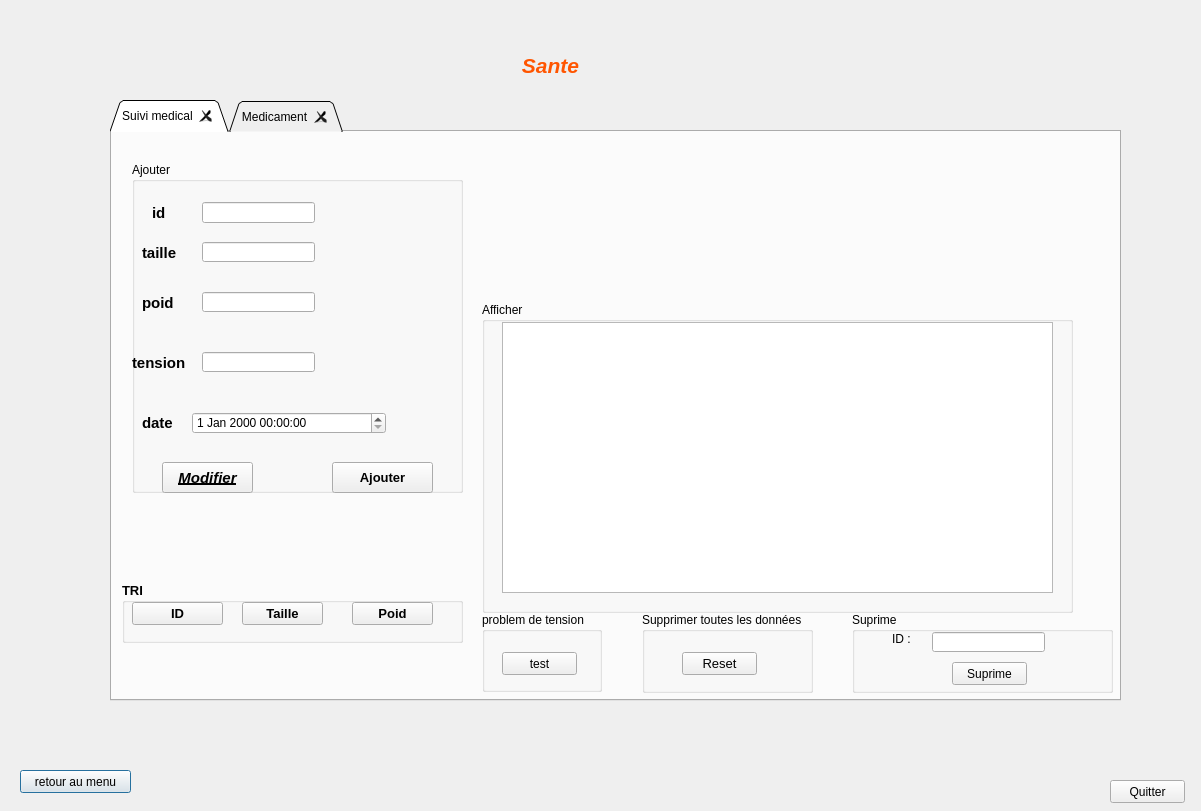
Old version of the form application_version_beta/sante.ui in the repository AzizBenIsmail/Projet_Parental_Monitoring_System_Qt.
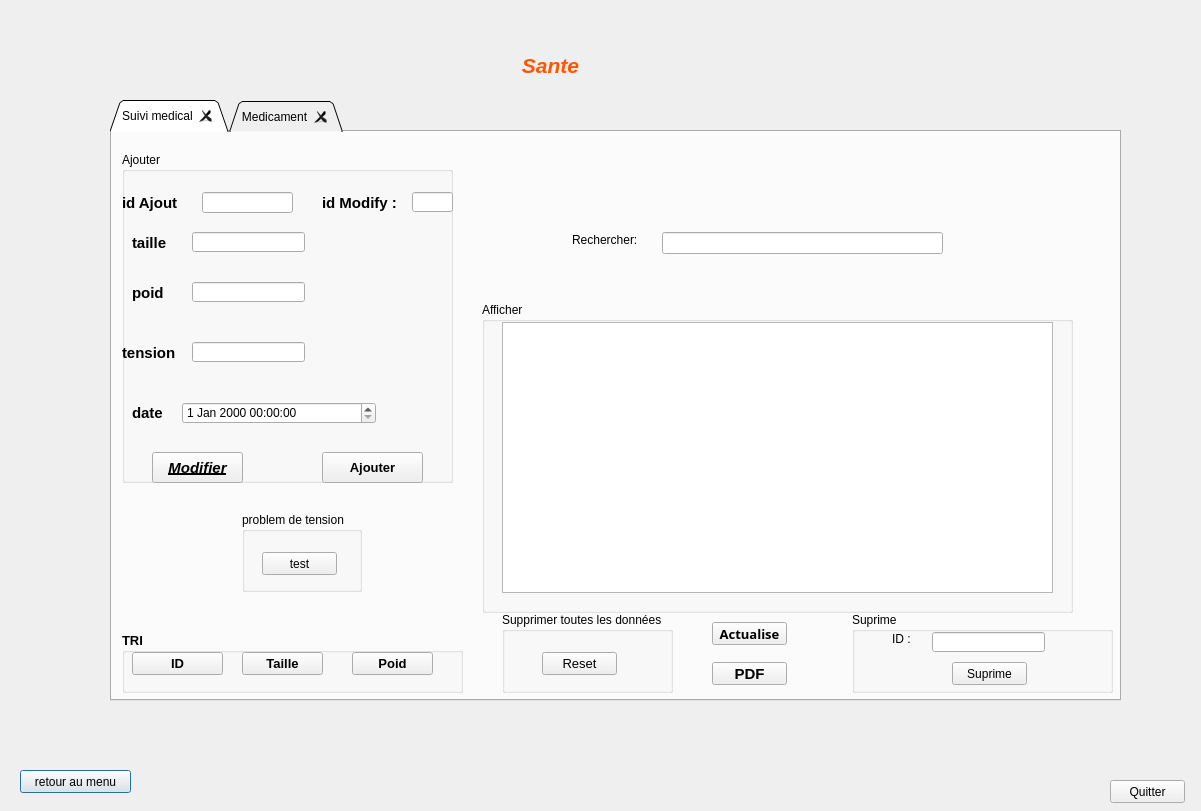
New version of the form. The open tabs and pages were chosen to show the change.

The edit to the form file:
```diff
--- a/application_version_beta/sante.ui
+++ b/application_version_beta/sante.ui
@@ -74,6 +74,9 @@
      <height>601</height>
     </rect>
    </property>
+   <property name="styleSheet">
+    <string notr="true"/>
+   </property>
    <property name="tabShape">
     <enum>QTabWidget::Triangular</enum>
    </property>
@@ -99,8 +102,8 @@
     <widget class="QGroupBox" name="groupBox_2">
      <property name="geometry">
       <rect>
-       <x>20</x>
-       <y>30</y>
+       <x>10</x>
+       <y>20</y>
        <width>331</width>
        <height>331</height>
       </rect>
@@ -111,9 +114,9 @@
      <widget class="QLabel" name="label_2">
       <property name="geometry">
        <rect>
-        <x>20</x>
+        <x>0</x>
         <y>40</y>
-        <width>47</width>
+        <width>71</width>
         <height>21</height>
        </rect>
       </property>
@@ -125,7 +128,7 @@
        </font>
       </property>
       <property name="text">
-       <string>id</string>
+       <string>id Ajout</string>
       </property>
      </widget>
      <widget class="QLabel" name="label_3">
@@ -168,16 +171,6 @@
        <string>taille</string>
       </property>
      </widget>
-     <widget class="QLineEdit" name="_id">
-      <property name="geometry">
-       <rect>
-        <x>70</x>
-        <y>40</y>
-        <width>113</width>
-        <height>21</height>
-       </rect>
-      </property>
-     </widget>
      <widget class="QLineEdit" name="_poid">
       <property name="geometry">
        <rect>
@@ -264,6 +257,13 @@
         <bold>true</bold>
        </font>
       </property>
+      <property name="styleSheet">
+       <string notr="true">QPushButton::hover
+{
+	background-color: qlineargradient(spread:pad, x1:0, y1:0.511, x2:1, y2:0.511, stop:0 rgba(0, 207, 179, 255),stop:1 rgb(108, 135, 255));
+
+}</string>
+      </property>
       <property name="text">
        <string>Ajouter</string>
       </property>
@@ -287,6 +287,13 @@
         <strikeout>false</strikeout>
        </font>
       </property>
+      <property name="styleSheet">
+       <string notr="true">QPushButton::hover
+{
+	background-color: qlineargradient(spread:pad, x1:0, y1:0.511, x2:1, y2:0.511, stop:0 rgba(0, 207, 179, 255),stop:1 rgb(108, 135, 255));
+
+}</string>
+      </property>
       <property name="text">
        <string>Modifier</string>
       </property>
@@ -301,6 +308,46 @@
        </rect>
       </property>
      </widget>
+     <widget class="QLineEdit" name="_id_ajouter">
+      <property name="geometry">
+       <rect>
+        <x>80</x>
+        <y>40</y>
+        <width>91</width>
+        <height>21</height>
+       </rect>
+      </property>
+     </widget>
+     <widget class="QLabel" name="label_12">
+      <property name="geometry">
+       <rect>
+        <x>200</x>
+        <y>40</y>
+        <width>91</width>
+        <height>21</height>
+       </rect>
+      </property>
+      <property name="font">
+       <font>
+        <pointsize>11</pointsize>
+        <weight>75</weight>
+        <bold>true</bold>
+       </font>
+      </property>
+      <property name="text">
+       <string>id Modify :</string>
+      </property>
+     </widget>
+     <widget class="QLineEdit" name="id_modify">
+      <property name="geometry">
+       <rect>
+        <x>290</x>
+        <y>40</y>
+        <width>41</width>
+        <height>20</height>
+       </rect>
+      </property>
+     </widget>
     </widget>
     <widget class="QGroupBox" name="groupBox">
      <property name="geometry">
@@ -391,7 +438,7 @@
      <property name="geometry">
       <rect>
        <x>10</x>
-       <y>450</y>
+       <y>500</y>
        <width>341</width>
        <height>61</height>
       </rect>
@@ -419,7 +466,11 @@
        </rect>
       </property>
       <property name="styleSheet">
-       <string notr="true"/>
+       <string notr="true">QPushButton::hover
+{
+	background-color: qlineargradient(spread:pad, x1:0, y1:0.511, x2:1, y2:0.511, stop:0 rgba(0, 207, 179, 255),stop:1 rgb(108, 135, 255));
+
+}</string>
       </property>
       <property name="text">
        <string>ID</string>
@@ -435,7 +486,11 @@
        </rect>
       </property>
       <property name="styleSheet">
-       <string notr="true"/>
+       <string notr="true">QPushButton::hover
+{
+	background-color: qlineargradient(spread:pad, x1:0, y1:0.511, x2:1, y2:0.511, stop:0 rgba(0, 207, 179, 255),stop:1 rgb(108, 135, 255));
+
+}</string>
       </property>
       <property name="text">
        <string>Taille</string>
@@ -451,7 +506,11 @@
        </rect>
       </property>
       <property name="styleSheet">
-       <string notr="true"/>
+       <string notr="true">QPushButton::hover
+{
+	background-color: qlineargradient(spread:pad, x1:0, y1:0.511, x2:1, y2:0.511, stop:0 rgba(0, 207, 179, 255),stop:1 rgb(108, 135, 255));
+
+}</string>
       </property>
       <property name="text">
        <string>Poid</string>
@@ -461,7 +520,7 @@
     <widget class="QGroupBox" name="groupBox_7">
      <property name="geometry">
       <rect>
-       <x>530</x>
+       <x>390</x>
        <y>480</y>
        <width>171</width>
        <height>81</height>
@@ -486,6 +545,13 @@
         <bold>false</bold>
        </font>
       </property>
+      <property name="styleSheet">
+       <string notr="true">QPushButton::hover
+{
+	background-color: qlineargradient(spread:pad, x1:0, y1:0.511, x2:1, y2:0.511, stop:0 rgba(0, 207, 179, 255),stop:1 rgb(108, 135, 255));
+
+}</string>
+      </property>
       <property name="text">
        <string>Reset</string>
       </property>
@@ -494,8 +560,8 @@
     <widget class="QGroupBox" name="groupBox_8">
      <property name="geometry">
       <rect>
-       <x>370</x>
-       <y>480</y>
+       <x>130</x>
+       <y>380</y>
        <width>120</width>
        <height>80</height>
       </rect>
@@ -512,11 +578,96 @@
         <height>23</height>
        </rect>
       </property>
+      <property name="styleSheet">
+       <string notr="true">QPushButton::hover
+{
+	background-color: qlineargradient(spread:pad, x1:0, y1:0.511, x2:1, y2:0.511, stop:0 rgba(0, 207, 179, 255),stop:1 rgb(108, 135, 255));
+
+}</string>
+      </property>
       <property name="text">
        <string>test</string>
       </property>
      </widget>
     </widget>
+    <widget class="QLineEdit" name="Psearch_5">
+     <property name="geometry">
+      <rect>
+       <x>550</x>
+       <y>100</y>
+       <width>281</width>
+       <height>22</height>
+      </rect>
+     </property>
+    </widget>
+    <widget class="QPushButton" name="pushButton_Actualise">
+     <property name="geometry">
+      <rect>
+       <x>600</x>
+       <y>490</y>
+       <width>75</width>
+       <height>23</height>
+      </rect>
+     </property>
+     <property name="font">
+      <font>
+       <family>Microsoft YaHei</family>
+       <pointsize>10</pointsize>
+       <weight>75</weight>
+       <bold>true</bold>
+      </font>
+     </property>
+     <property name="styleSheet">
+      <string notr="true">QPushButton::hover
+{
+	background-color: qlineargradient(spread:pad, x1:0, y1:0.511, x2:1, y2:0.511, stop:0 rgba(0, 207, 179, 255),stop:1 rgb(108, 135, 255));
+
+}</string>
+     </property>
+     <property name="text">
+      <string>Actualise</string>
+     </property>
+    </widget>
+    <widget class="QPushButton" name="pushButton_enregistre">
+     <property name="geometry">
+      <rect>
+       <x>600</x>
+       <y>530</y>
+       <width>75</width>
+       <height>23</height>
+      </rect>
+     </property>
+     <property name="font">
+      <font>
+       <pointsize>11</pointsize>
+       <weight>75</weight>
+       <bold>true</bold>
+      </font>
+     </property>
+     <property name="styleSheet">
+      <string notr="true">QPushButton::hover
+{
+	background-color: qlineargradient(spread:pad, x1:0, y1:0.511, x2:1, y2:0.511, stop:0 rgba(0, 207, 179, 255),stop:1 rgb(108, 135, 255));
+
+}</string>
+     </property>
+     <property name="text">
+      <string>PDF</string>
+     </property>
+    </widget>
+    <widget class="QLabel" name="label_81">
+     <property name="geometry">
+      <rect>
+       <x>460</x>
+       <y>100</y>
+       <width>101</width>
+       <height>16</height>
+      </rect>
+     </property>
+     <property name="text">
+      <string>Rechercher:</string>
+     </property>
+    </widget>
     <zorder>label_ph3</zorder>
     <zorder>groupBox_2</zorder>
     <zorder>groupBox</zorder>
```
Left out of the diff: 119 changed lines with no effect on the pictures.
